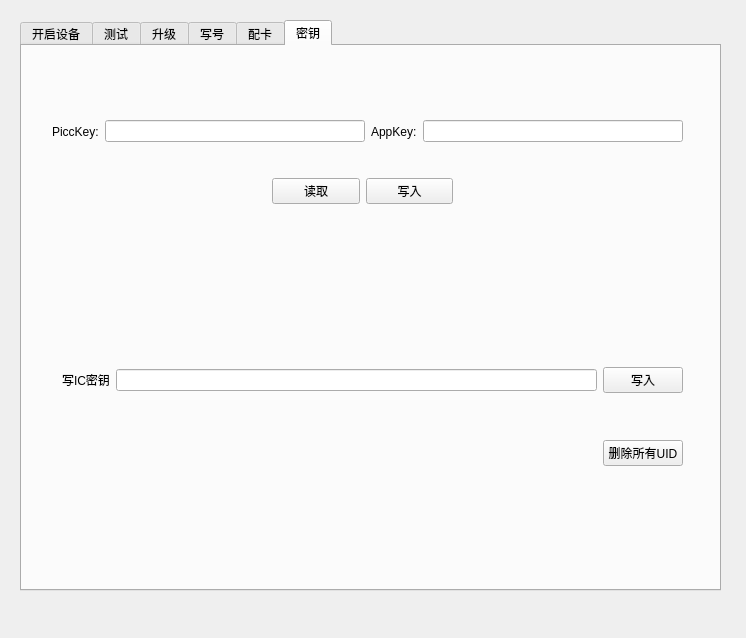
Qt form UI/_00login.ui (dissor/can-tool-for-a520) before a commit.
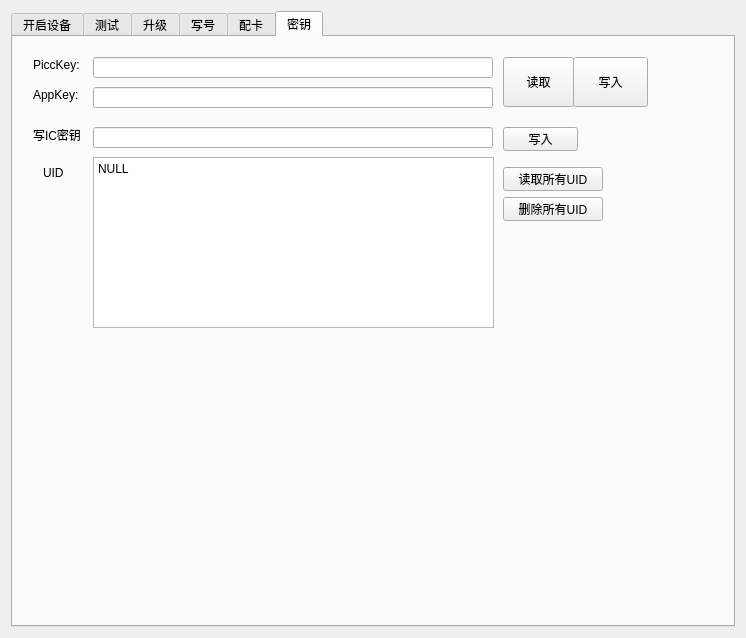
The same form after that commit. The open tabs and pages were chosen to show the change.

Commit message: 【V20】添加所有UUID读取和显示

Diff of the .ui file:
```diff
--- a/UI/_00login.ui
+++ b/UI/_00login.ui
@@ -16,15 +16,9 @@
   <property name="autoFillBackground">
    <bool>false</bool>
   </property>
+  <layout class="QHBoxLayout" name="horizontalLayout_2">
+   <item>
   <widget class="QTabWidget" name="tabWidget">
-   <property name="geometry">
-    <rect>
-     <x>20</x>
-     <y>20</y>
-     <width>701</width>
-     <height>571</height>
-    </rect>
-   </property>
    <property name="currentIndex">
     <number>1</number>
    </property>
@@ -798,102 +792,229 @@
     <attribute name="title">
      <string>密钥</string>
     </attribute>
-    <widget class="QWidget" name="gridLayoutWidget">
+      <widget class="QPushButton" name="pushButton_10">
      <property name="geometry">
       <rect>
-       <x>40</x>
-       <y>280</y>
-       <width>621</width>
-       <height>181</height>
-      </rect>
-     </property>
-     <layout class="QGridLayout" name="gridLayout">
-      <item row="1" column="2">
+         <x>490</x>
+         <y>130</y>
+         <width>100</width>
+         <height>24</height>
+        </rect>
+       </property>
+       <property name="minimumSize">
+        <size>
+         <width>100</width>
+         <height>0</height>
+        </size>
+       </property>
+       <property name="text">
+        <string>读取所有UID</string>
+       </property>
+      </widget>
+      <widget class="QTextBrowser" name="textBrowser">
+       <property name="geometry">
+        <rect>
+         <x>80</x>
+         <y>120</y>
+         <width>401</width>
+         <height>171</height>
+        </rect>
+       </property>
+       <property name="html">
+        <string>&lt;!DOCTYPE HTML PUBLIC &quot;-//W3C//DTD HTML 4.0//EN&quot; &quot;http://www.w3.org/TR/REC-html40/strict.dtd&quot;&gt;
+&lt;html&gt;&lt;head&gt;&lt;meta name=&quot;qrichtext&quot; content=&quot;1&quot; /&gt;&lt;meta charset=&quot;utf-8&quot; /&gt;&lt;style type=&quot;text/css&quot;&gt;
+p, li { white-space: pre-wrap; }
+hr { height: 1px; border-width: 0; }
+&lt;/style&gt;&lt;/head&gt;&lt;body style=&quot; font-family:'Microsoft YaHei UI'; font-size:9pt; font-weight:400; font-style:normal;&quot;&gt;
+&lt;p style=&quot; margin-top:0px; margin-bottom:0px; margin-left:0px; margin-right:0px; -qt-block-indent:0; text-indent:0px;&quot;&gt;NULL&lt;/p&gt;&lt;/body&gt;&lt;/html&gt;</string>
+       </property>
+      </widget>
+      <widget class="QLabel" name="label_17">
+       <property name="geometry">
+        <rect>
+         <x>30</x>
+         <y>120</y>
+         <width>31</width>
+         <height>31</height>
+        </rect>
+       </property>
+       <property name="text">
+        <string>UID</string>
+       </property>
+      </widget>
        <widget class="QPushButton" name="pushButton_9">
+       <property name="geometry">
+        <rect>
+         <x>490</x>
+         <y>160</y>
+         <width>100</width>
+         <height>24</height>
+        </rect>
+       </property>
+       <property name="minimumSize">
+        <size>
+         <width>100</width>
+         <height>0</height>
+        </size>
+       </property>
         <property name="text">
          <string>删除所有UID</string>
         </property>
        </widget>
-      </item>
-      <item row="0" column="0">
+      <widget class="QLineEdit" name="lineEdit_4">
+       <property name="geometry">
+        <rect>
+         <x>80</x>
+         <y>90</y>
+         <width>400</width>
+         <height>21</height>
+        </rect>
+       </property>
+       <property name="minimumSize">
+        <size>
+         <width>400</width>
+         <height>0</height>
+        </size>
+       </property>
+      </widget>
        <widget class="QLabel" name="label_15">
+       <property name="geometry">
+        <rect>
+         <x>20</x>
+         <y>90</y>
+         <width>48</width>
+         <height>16</height>
+        </rect>
+       </property>
         <property name="text">
          <string>写IC密钥</string>
         </property>
        </widget>
-      </item>
-      <item row="0" column="2">
        <widget class="QPushButton" name="pushButton_7">
+       <property name="geometry">
+        <rect>
+         <x>490</x>
+         <y>90</y>
+         <width>75</width>
+         <height>24</height>
+        </rect>
+       </property>
         <property name="text">
          <string>写入</string>
         </property>
        </widget>
-      </item>
-      <item row="0" column="1">
-       <widget class="QLineEdit" name="lineEdit_4"/>
-      </item>
-     </layout>
-    </widget>
-    <widget class="QWidget" name="horizontalLayoutWidget_2">
-     <property name="geometry">
-      <rect>
-       <x>30</x>
-       <y>60</y>
-       <width>631</width>
-       <height>51</height>
-      </rect>
-     </property>
-     <layout class="QHBoxLayout" name="horizontalLayout_2">
-      <item>
-       <widget class="QLabel" name="label_14">
-        <property name="text">
-         <string>PiccKey:</string>
-        </property>
-       </widget>
-      </item>
-      <item>
-       <widget class="QLineEdit" name="lineEdit_2"/>
-      </item>
-      <item>
-       <widget class="QLabel" name="label_16">
-        <property name="text">
-         <string>AppKey:</string>
-        </property>
-       </widget>
-      </item>
-      <item>
-       <widget class="QLineEdit" name="lineEdit_3"/>
-      </item>
-     </layout>
-    </widget>
-    <widget class="QWidget" name="horizontalLayoutWidget_3">
-     <property name="geometry">
-      <rect>
-       <x>250</x>
-       <y>120</y>
-       <width>181</width>
-       <height>51</height>
-      </rect>
-     </property>
-     <layout class="QHBoxLayout" name="horizontalLayout_3">
-      <item>
        <widget class="QPushButton" name="pushButton_6">
+       <property name="geometry">
+        <rect>
+         <x>490</x>
+         <y>20</y>
+         <width>71</width>
+         <height>50</height>
+        </rect>
+       </property>
+       <property name="minimumSize">
+        <size>
+         <width>0</width>
+         <height>50</height>
+        </size>
+       </property>
+       <property name="maximumSize">
+        <size>
+         <width>16777215</width>
+         <height>50</height>
+        </size>
+       </property>
         <property name="text">
          <string>读取</string>
         </property>
        </widget>
-      </item>
-      <item>
        <widget class="QPushButton" name="pushButton_8">
+       <property name="geometry">
+        <rect>
+         <x>560</x>
+         <y>20</y>
+         <width>75</width>
+         <height>50</height>
+        </rect>
+       </property>
+       <property name="minimumSize">
+        <size>
+         <width>0</width>
+         <height>50</height>
+        </size>
+       </property>
+       <property name="maximumSize">
+        <size>
+         <width>16777215</width>
+         <height>50</height>
+        </size>
+       </property>
         <property name="text">
          <string>写入</string>
         </property>
        </widget>
-      </item>
-     </layout>
-    </widget>
-   </widget>
-  </widget>
+      <widget class="QLineEdit" name="lineEdit_3">
+       <property name="geometry">
+        <rect>
+         <x>80</x>
+         <y>50</y>
+         <width>400</width>
+         <height>21</height>
+        </rect>
+       </property>
+       <property name="minimumSize">
+        <size>
+         <width>400</width>
+         <height>0</height>
+        </size>
+       </property>
+      </widget>
+      <widget class="QLineEdit" name="lineEdit_2">
+       <property name="geometry">
+        <rect>
+         <x>80</x>
+         <y>20</y>
+         <width>400</width>
+         <height>21</height>
+        </rect>
+       </property>
+       <property name="minimumSize">
+        <size>
+         <width>400</width>
+         <height>0</height>
+        </size>
+       </property>
+      </widget>
+      <widget class="QLabel" name="label_16">
+       <property name="geometry">
+        <rect>
+         <x>20</x>
+         <y>50</y>
+         <width>48</width>
+         <height>16</height>
+        </rect>
+       </property>
+       <property name="text">
+        <string>AppKey:</string>
+       </property>
+      </widget>
+      <widget class="QLabel" name="label_14">
+       <property name="geometry">
+        <rect>
+         <x>20</x>
+         <y>20</y>
+         <width>46</width>
+         <height>16</height>
+        </rect>
+       </property>
+       <property name="text">
+        <string>PiccKey:</string>
+       </property>
+      </widget>
+     </widget>
+    </widget>
+   </item>
+  </layout>
  </widget>
  <resources/>
  <connections>
```
Left out of the diff: 51 changed lines with no effect on the pictures. Lines whose indentation alone changed are shown as unchanged. The commit also changes 4 other files.
